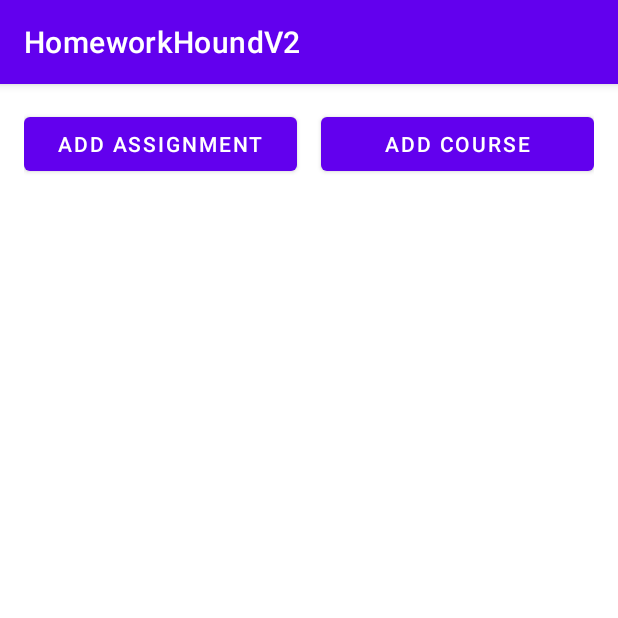
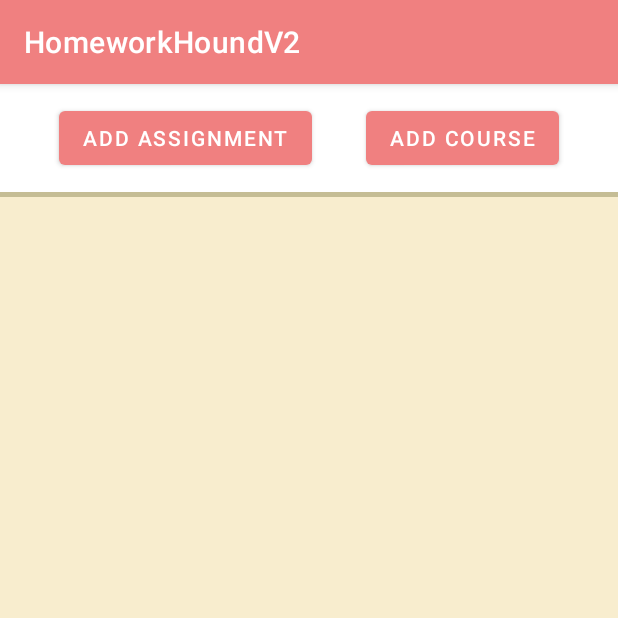
Before and after one commit to RealFogg/HomeworkHoundV2, an Android app: the screen it shows after launch (MainActivity), on a phone screen of 412 x 824 dp, the top half of it. Run offline under Robolectric (Android 15) with nearby library versions, the phone set to English and light mode, and no system bars; libraries missing offline, so code that uses them is left out: com.google.api.services; 4 statements that could not run were skipped.

Commit message:
UI Update
- Update most of the application's UI elements to make it a bit more fun and lively.

```diff
--- a/app/src/main/res/layout/activity_main.xml
+++ b/app/src/main/res/layout/activity_main.xml
@@ -1,46 +1,67 @@
 <?xml version="1.0" encoding="utf-8"?>
-<RelativeLayout xmlns:android="http://schemas.android.com/apk/res/android"
+<androidx.constraintlayout.widget.ConstraintLayout xmlns:android="http://schemas.android.com/apk/res/android"
+    xmlns:app="http://schemas.android.com/apk/res-auto"
     xmlns:tools="http://schemas.android.com/tools"
+    android:id="@+id/relativeLayout"
     android:layout_width="match_parent"
     android:layout_height="match_parent">
 
     <!-- Horizontal LinearLayout for Buttons -->
-    <LinearLayout
-        android:id="@+id/buttonsLayout"
-        android:layout_width="match_parent"
-        android:layout_height="wrap_content"
-        android:layout_centerHorizontal="true"
-        android:layout_marginStart="16dp"
-        android:layout_marginEnd="16dp"
-        android:layout_marginTop="16dp"
-        android:orientation="horizontal">
+
 
     <!-- Add Assignment Button -->
+
+    <!-- Add Course Button -->
+
+
+    <!-- Custom Colored Divider -->
     <Button
         android:id="@+id/addAssignmentButton"
-            android:layout_width="0dp"
+        android:layout_width="wrap_content"
         android:layout_height="wrap_content"
-            android:layout_weight="1"
+        android:layout_marginStart="12dp"
+        android:layout_marginTop="12dp"
+        android:layout_marginEnd="4dp"
         android:text="Add Assignment"
-            android:layout_marginEnd="8dp" />
+        app:layout_constraintEnd_toStartOf="@+id/addCourseButton"
+        app:layout_constraintHorizontal_bias="0.5"
+        app:layout_constraintStart_toStartOf="parent"
+        app:layout_constraintTop_toTopOf="parent" />
 
-        <!-- Add Course Button -->
     <Button
         android:id="@+id/addCourseButton"
+        android:layout_width="wrap_content"
+        android:layout_height="wrap_content"
+        android:layout_marginStart="4dp"
+        android:layout_marginEnd="12dp"
+        android:text="Add Course"
+        app:layout_constraintBottom_toBottomOf="@+id/addAssignmentButton"
+        app:layout_constraintEnd_toEndOf="parent"
+        app:layout_constraintHorizontal_bias="0.5"
+        app:layout_constraintStart_toEndOf="@+id/addAssignmentButton"
+        app:layout_constraintTop_toTopOf="@+id/addAssignmentButton"
+        app:layout_constraintVertical_bias="1.0" />
+
+    <View
+        android:id="@+id/Divider"
         android:layout_width="0dp"
-            android:layout_height="wrap_content"
-            android:layout_weight="1"
-            android:text="Add Course"
-            android:layout_marginStart="8dp" />
-
-    </LinearLayout>
+        android:layout_height="3dp"
+        android:layout_marginTop="12dp"
+        android:background="#C5BD95"
+        app:layout_constraintEnd_toEndOf="parent"
+        app:layout_constraintStart_toStartOf="parent"
+        app:layout_constraintTop_toBottomOf="@+id/addAssignmentButton" />
 
     <!-- RecyclerView for Assignment List -->
+
     <androidx.recyclerview.widget.RecyclerView
         android:id="@+id/assignmentRecyclerView"
-        android:layout_width="match_parent"
-        android:layout_height="match_parent"
-        android:layout_below="@id/buttonsLayout"
-        android:layout_marginTop="16dp" />
+        android:layout_width="0dp"
+        android:layout_height="0dp"
+        android:background="#F8EDCE"
+        app:layout_constraintBottom_toBottomOf="parent"
+        app:layout_constraintEnd_toEndOf="parent"
+        app:layout_constraintStart_toStartOf="parent"
+        app:layout_constraintTop_toBottomOf="@+id/Divider" />
 
-</RelativeLayout>
+</androidx.constraintlayout.widget.ConstraintLayout>
--- a/app/src/main/res/values/themes.xml
+++ b/app/src/main/res/values/themes.xml
@@ -2,12 +2,12 @@
     <!-- Base application theme. -->
     <style name="Theme.HomeworkHoundV2" parent="Theme.MaterialComponents.DayNight.DarkActionBar">
         <!-- Primary brand color. -->
-        <item name="colorPrimary">@color/purple_500</item>
-        <item name="colorPrimaryVariant">@color/purple_700</item>
+        <item name="colorPrimary">#F08080</item> <!-- Light Coral -->
+        <item name="colorPrimaryVariant">#FF6347</item> <!-- Tomato -->
         <item name="colorOnPrimary">@color/white</item>
         <!-- Secondary brand color. -->
-        <item name="colorSecondary">@color/teal_200</item>
-        <item name="colorSecondaryVariant">@color/teal_700</item>
+        <item name="colorSecondary">#FFE4C4</item> <!-- Bisque -->
+        <item name="colorSecondaryVariant">#F0E68C</item> <!-- Khaki -->
         <item name="colorOnSecondary">@color/black</item>
         <!-- Status bar color. -->
         <item name="android:statusBarColor">?attr/colorPrimaryVariant</item>
```
Also changed, not shown: app/src/main/res/layout/activity_add_edit_course.xml (+38 -15 lines), app/src/main/res/layout/item_assignment.xml (+5 -2 lines), app/src/main/res/layout/item_course.xml (+9 -7 lines). Lines whose indentation alone changed are shown as unchanged.
